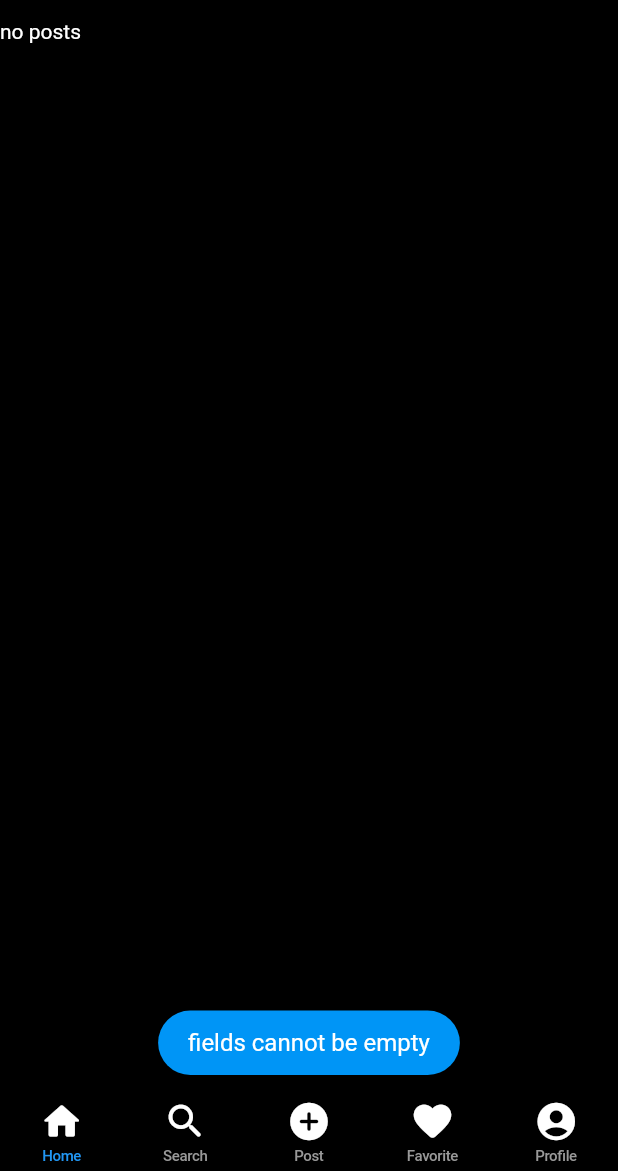
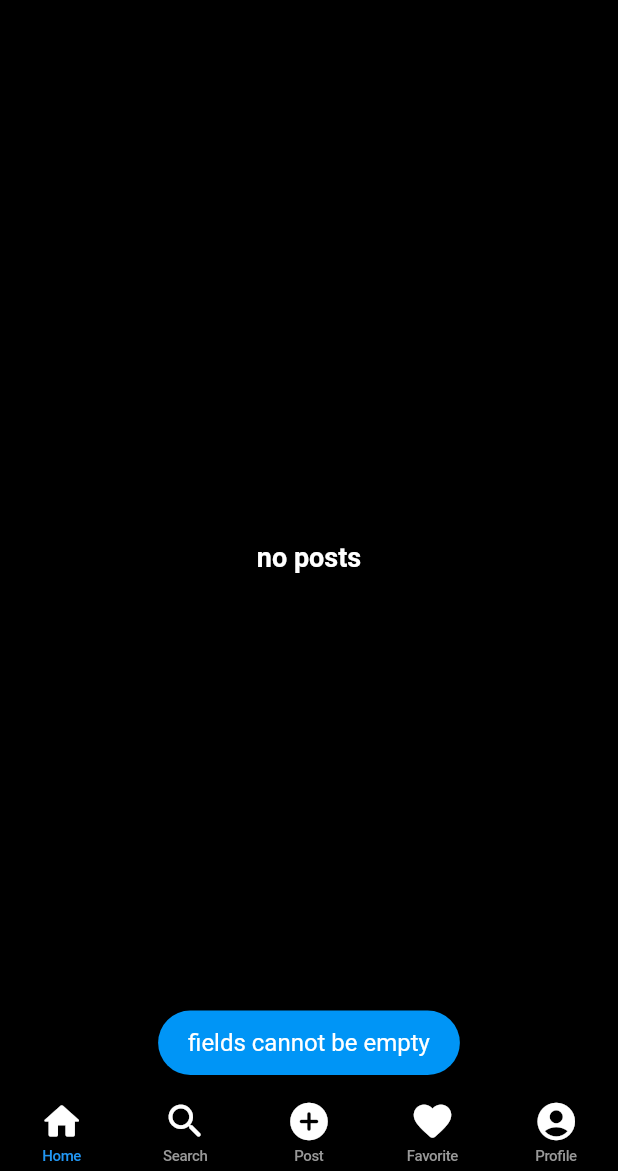
Before and after one commit to Topai-Ioan/Travel_The_World, a Flutter app: the screen it shows after launch, after a tap on "Sign In", on a phone screen of 412 x 824 dp, the part 65-1236 px from its top. Run offline on Flutter 3.47's test engine with Material 2 defaults, Android fonts, the phone set to English and light mode, and no system bars; our stand-ins replace bloc, cached_network_image, cloud_firestore, equatable, firebase_auth, firebase_core and 6 more; accounts and stored records are empty.

```diff
--- a/lib/features/presentation/pages/home/home_page.dart
+++ b/lib/features/presentation/pages/home/home_page.dart
@@ -41,8 +41,13 @@ class _HomePageState extends State<HomePage> {
           child:
               BlocBuilder<PostCubit, PostState>(builder: (context, postState) {
             if (postState is PostEmpty) {
-              return const Text("no posts",
-                  style: TextStyle(color: Colors.white));
+              return const Center(
+                child: Text("no posts",
+                    style: TextStyle(
+                        color: Colors.white,
+                        fontSize: 18,
+                        fontWeight: FontWeight.bold)),
+              );
             }
             if (postState is PostLoading) {
               return const CircularProgressIndicator();
@@ -55,7 +60,9 @@ class _HomePageState extends State<HomePage> {
                   itemCount: postState.posts.length,
                   itemBuilder: (context, index) {
                     final post = postState.posts[index];
-                    return SinglePostCardWidget(post: post);
+                    return SinglePostCardWidget(
+                        post: post,
+                        postCubit: BlocProvider.of<PostCubit>(context));
                   });
             }
             return const Center(
```
Also changed, not shown: lib/features/presentation/pages/home/widgets/single_post_card_widget.dart (+32 -26 lines).
